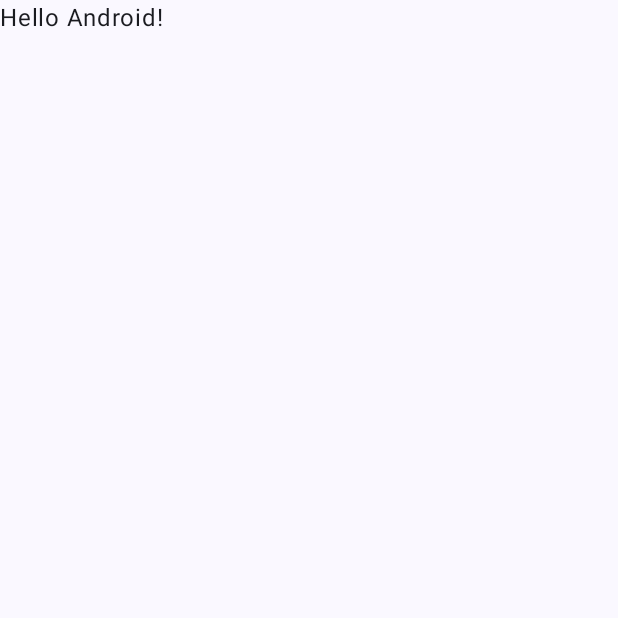
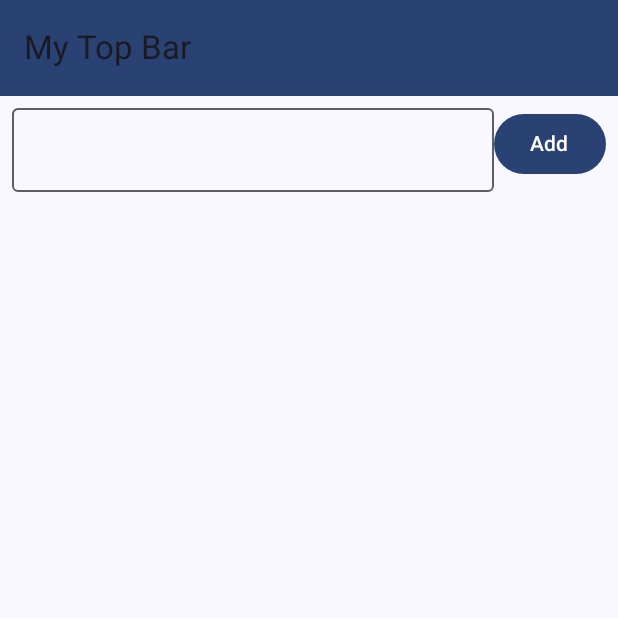
Before and after one commit to harshvardhan2511/ToDoApp, an Android app built with Jetpack Compose: the screen it shows after launch (MainActivity), on a phone screen of 412 x 824 dp, the top half of it. Before the commit the part shown is almost empty. Run offline under Robolectric (Android 15) with nearby library versions, the phone set to English and light mode, and no system bars; our stand-ins replace Room's generated code, livedata-compose.

Commit message:
Add + Delete functionality added

```diff
--- a/app/build.gradle.kts
+++ b/app/build.gradle.kts
@@ -60,6 +60,7 @@ dependencies {
     implementation(libs.androidx.ui.graphics)
     implementation(libs.androidx.ui.tooling.preview)
     implementation(libs.androidx.material3)
+    implementation(libs.androidx.runtime.livedata)
     testImplementation(libs.junit)
     androidTestImplementation(libs.androidx.junit)
     androidTestImplementation(libs.androidx.espresso.core)
--- a/app/src/main/AndroidManifest.xml
+++ b/app/src/main/AndroidManifest.xml
@@ -11,6 +11,7 @@
         android:roundIcon="@mipmap/ic_launcher_round"
         android:supportsRtl="true"
         android:theme="@style/Theme.ToDoList"
+        android:name=".MainApp"
         tools:targetApi="31">
         <activity
             android:name=".MainActivity"
--- a/app/src/main/java/com/example/to_dolist/MainActivity.kt
+++ b/app/src/main/java/com/example/to_dolist/MainActivity.kt
@@ -4,13 +4,22 @@ import android.os.Bundle
 import androidx.activity.ComponentActivity
 import androidx.activity.compose.setContent
 import androidx.activity.enableEdgeToEdge
+import androidx.compose.foundation.background
 import androidx.compose.foundation.layout.fillMaxSize
 import androidx.compose.foundation.layout.padding
+import androidx.compose.material3.ExperimentalMaterial3Api
+import androidx.compose.material3.MaterialTheme
+import androidx.compose.material3.MediumTopAppBar
 import androidx.compose.material3.Scaffold
+import androidx.compose.material3.Surface
 import androidx.compose.material3.Text
+import androidx.compose.material3.TopAppBar
+import androidx.compose.material3.TopAppBarDefaults
 import androidx.compose.runtime.Composable
 import androidx.compose.ui.Modifier
+import androidx.compose.ui.graphics.Color
 import androidx.compose.ui.tooling.preview.Preview
+import com.example.to_dolist.ui.theme.Purple40
 import com.example.to_dolist.ui.theme.ToDoListTheme
 
 class MainActivity : ComponentActivity() {
@@ -19,29 +28,17 @@ class MainActivity : ComponentActivity() {
         enableEdgeToEdge()
         setContent {
             ToDoListTheme {
-                Scaffold(modifier = Modifier.fillMaxSize()) { innerPadding ->
-                    Greeting(
-                        name = "Android",
-                        modifier = Modifier.padding(innerPadding)
-                    )
-                }
+                TodoListPage(TodoViewModel())
             }
         }
     }
 }
 
+
+@OptIn(ExperimentalMaterial3Api::class)
 @Composable
-fun Greeting(name: String, modifier: Modifier = Modifier) {
-    Text(
-        text = "Hello $name!",
-        modifier = modifier
+fun MyTopAppBar() {
+    TopAppBar(title = {Text(text = "To-Do List App")},
+        Modifier.background(color = Purple40)
     )
 }
-
-@Preview(showBackground = true)
-@Composable
-fun GreetingPreview() {
-    ToDoListTheme {
-        Greeting("Android")
-    }
-}
--- /dev/null
+++ b/app/src/main/java/com/example/to_dolist/MainApp.kt
@@ -0,0 +1,20 @@
+package com.example.to_dolist
+
+import android.app.Application
+import androidx.room.Room
+import com.example.to_dolist.db.ToDoDB
+
+class MainApp : Application() {
+    companion object {
+        lateinit var todoDatabase: ToDoDB
+    }
+
+    override fun onCreate() {
+        super.onCreate()
+        todoDatabase = Room.databaseBuilder(
+            applicationContext,
+            ToDoDB::class.java,
+            ToDoDB.Name
+        ).build()
+    }
+}
--- /dev/null
+++ b/app/src/main/java/com/example/to_dolist/ToDoListPage.kt
@@ -0,0 +1,158 @@
+package com.example.to_dolist
+
+import android.os.Build
+import androidx.annotation.RequiresApi
+import androidx.compose.foundation.background
+import androidx.compose.foundation.layout.Arrangement
+import androidx.compose.foundation.layout.Column
+import androidx.compose.foundation.layout.PaddingValues
+import androidx.compose.foundation.layout.Row
+import androidx.compose.foundation.layout.fillMaxHeight
+import androidx.compose.foundation.layout.fillMaxSize
+import androidx.compose.foundation.layout.fillMaxWidth
+import androidx.compose.foundation.layout.padding
+import androidx.compose.foundation.lazy.LazyColumn
+import androidx.compose.foundation.lazy.itemsIndexed
+import androidx.compose.foundation.shape.RoundedCornerShape
+import androidx.compose.material3.Button
+import androidx.compose.material3.ExperimentalMaterial3Api
+import androidx.compose.material3.Icon
+import androidx.compose.material3.IconButton
+import androidx.compose.material3.MaterialTheme
+import androidx.compose.material3.OutlinedTextField
+import androidx.compose.material3.Scaffold
+import androidx.compose.material3.Surface
+import androidx.compose.material3.Text
+import androidx.compose.material3.TopAppBar
+import androidx.compose.material3.TopAppBarDefaults
+import androidx.compose.runtime.Composable
+import androidx.compose.runtime.mutableStateOf
+import androidx.compose.runtime.remember
+import androidx.compose.runtime.getValue
+import androidx.compose.runtime.livedata.observeAsState
+import androidx.compose.runtime.setValue
+import androidx.compose.ui.Alignment
+import androidx.compose.ui.Modifier
+import androidx.compose.ui.draw.clip
+import androidx.compose.ui.graphics.Color
+import androidx.compose.ui.res.painterResource
+import androidx.compose.ui.text.style.TextAlign
+import androidx.compose.ui.unit.dp
+import androidx.compose.ui.unit.sp
+import java.text.SimpleDateFormat
+import java.util.Locale
+
+
+@OptIn(ExperimentalMaterial3Api::class)
+@RequiresApi(Build.VERSION_CODES.O)
+@Composable
+fun TodoListPage(viewModel: TodoViewModel){
+
+    val todoList by viewModel.todoList.observeAsState()
+    var inputText by remember {
+        mutableStateOf("")
+    }
+
+    Scaffold(
+
+        topBar = {
+            TopAppBar(
+                title = { Text("My Top Bar") },
+                colors = TopAppBarDefaults.smallTopAppBarColors(
+                    containerColor = MaterialTheme.colorScheme.primary
+                )
+            )
+        },
+
+
+        content ={ it ->
+
+                Column(
+                    modifier = Modifier
+                        .fillMaxHeight()
+                        .padding(it)
+                ) {
+
+                    Row(
+                        modifier = Modifier
+                            .fillMaxWidth()
+                            .padding(8.dp),
+                        horizontalArrangement = Arrangement.SpaceBetween
+                    ) {
+                        OutlinedTextField(
+                            modifier= Modifier.weight(1f),
+                            value = inputText,
+                            onValueChange = {
+                                inputText = it
+                            })
+                        Button(onClick = {
+                            viewModel.addTodo(inputText)
+                            inputText = ""
+                        }) {
+                            Text(text = "Add")
+                        }
+                    }
+
+                    todoList?.let {
+                        LazyColumn(
+                            content = {
+                                itemsIndexed(it){index: Int, item: toDoList ->
+                                    TodoItem(item = item, onDelete = {
+                                        viewModel.deleteTodo(item.id)
+                                    })
+                                }
+                            }
+                        )
+                    }?: Text(
+                        modifier = Modifier.fillMaxWidth(),
+                        textAlign = TextAlign.Center,
+                        text = "No items yet",
+                        fontSize = 16.sp
+                    )
+
+
+                }
+
+        }
+    )
+
+
+
+
+}
+
+@Composable
+fun TodoItem(item : toDoList,onDelete : ()-> Unit) {
+    Row(
+        modifier = Modifier
+            .fillMaxWidth()
+            .padding(8.dp)
+            .clip(RoundedCornerShape(16.dp))
+            .background(MaterialTheme.colorScheme.primary)
+            .padding(16.dp),
+        verticalAlignment = Alignment.CenterVertically
+
+    ) {
+        Column(
+            modifier = Modifier.weight(1f)
+        ) {
+            Text(
+                text = SimpleDateFormat("HH:mm:aa, dd/mm", Locale.ENGLISH).format(item.date),
+                fontSize = 12.sp,
+                color = Color.LightGray
+            )
+            Text(
+                text = item.title,
+                fontSize = 20.sp,
+                color = Color.White
+            )
+        }
+        IconButton(onClick = onDelete) {
+            Icon(
+                painter = painterResource(id = R.drawable.baseline_delete_24),
+                contentDescription = "Delete",
+                tint = Color.White
+            )
+        }
+    }
+}
--- /dev/null
+++ b/app/src/main/java/com/example/to_dolist/ToDoViewModel.kt
@@ -0,0 +1,37 @@
+package com.example.to_dolist
+
+import android.os.Build
+import androidx.annotation.RequiresApi
+import androidx.lifecycle.LiveData
+import androidx.lifecycle.ViewModel
+import androidx.lifecycle.viewModelScope
+import kotlinx.coroutines.Dispatchers
+import kotlinx.coroutines.launch
+import java.time.Instant
+import java.util.Date
+
+class TodoViewModel : ViewModel() {
+
+    val todoDao = MainApp.todoDatabase.getDao()
+
+
+    val todoList : LiveData<List<toDoList>> = todoDao.getAllData()
+
+
+
+    @RequiresApi(Build.VERSION_CODES.O)
+    fun addTodo(title : String){
+        // Creating separate thread for DB operation
+        viewModelScope.launch(Dispatchers.IO) {
+            todoDao.insertData(toDoList( title = title, date = Date.from(Instant.now())))
+        }
+    }
+
+    fun deleteTodo(id : Int){
+        viewModelScope.launch(Dispatchers.IO) {
+            todoDao.deleteData(id)
+        }
+    }
+
+
+}
--- a/app/src/main/java/com/example/to_dolist/db/ToDoDB.kt
+++ b/app/src/main/java/com/example/to_dolist/db/ToDoDB.kt
@@ -1,10 +1,13 @@
 package com.example.to_dolist.db
 
 import androidx.room.Database
+import androidx.room.RoomDatabase
+import androidx.room.TypeConverters
 import com.example.to_dolist.toDoList
 
 @Database(entities = [toDoList::class], version = 1)
-abstract class ToDoDB {
+@TypeConverters(typeConverters::class)
+abstract class ToDoDB : RoomDatabase() {
 
     companion object{
         const val Name = "Todo_Database"
--- /dev/null
+++ b/app/src/main/res/drawable/baseline_delete_24.xml
@@ -0,0 +1,5 @@
+<vector xmlns:android="http://schemas.android.com/apk/res/android" android:height="24dp" android:tint="#000000" android:viewportHeight="24" android:viewportWidth="24" android:width="24dp">
+
+    <path android:fillColor="@android:color/white" android:pathData="M6,19c0,1.1 0.9,2 2,2h8c1.1,0 2,-0.9 2,-2V7H6v12zM19,4h-3.5l-1,-1h-5l-1,1H5v2h14V4z"/>
+
+</vector>
--- a/gradle/libs.versions.toml
+++ b/gradle/libs.versions.toml
@@ -8,6 +8,7 @@ espressoCore = "3.5.1"
 lifecycleRuntimeKtx = "2.8.2"
 activityCompose = "1.9.0"
 composeBom = "2023.08.00"
+runtimeLivedata = "1.7.2"
 
 [libraries]
 androidx-core-ktx = { group = "androidx.core", name = "core-ktx", version.ref = "coreKtx" }
@@ -24,6 +25,7 @@ androidx-ui-tooling-preview = { group = "androidx.compose.ui", name = "ui-toolin
 androidx-ui-test-manifest = { group = "androidx.compose.ui", name = "ui-test-manifest" }
 androidx-ui-test-junit4 = { group = "androidx.compose.ui", name = "ui-test-junit4" }
 androidx-material3 = { group = "androidx.compose.material3", name = "material3" }
+androidx-runtime-livedata = { group = "androidx.compose.runtime", name = "runtime-livedata", version.ref = "runtimeLivedata" }
 
 [plugins]
 android-application = { id = "com.android.application", version.ref = "agp" }
```
Also changed, not shown: app/src/main/java/com/example/to_dolist/db/typeConverters.kt (added, +18 -0 lines).
